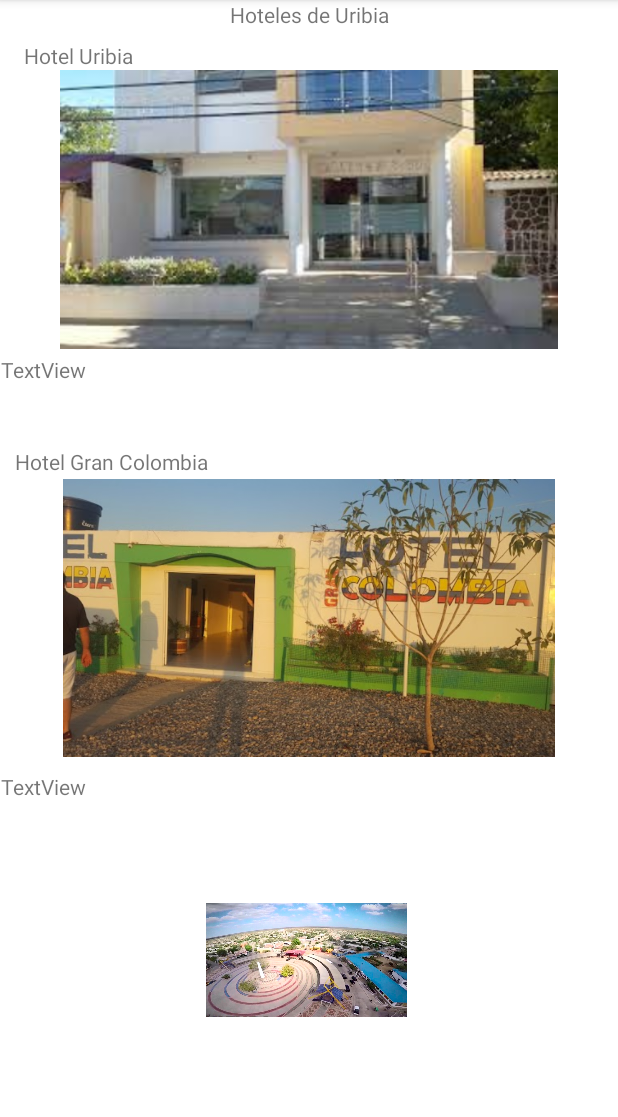
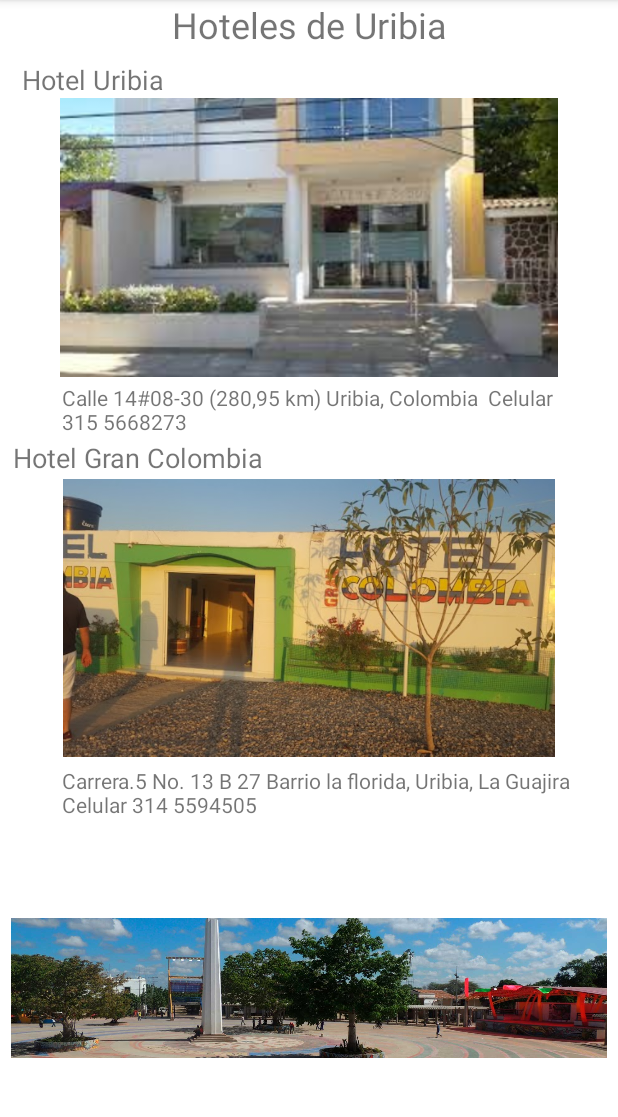
Before and after one commit to Edherrera/AppIchitki, an Android app: the MainActivity2 screen opened directly, with no data from a screen before it, after a tap on "VER MAS", on a phone screen of 412 x 824 dp, the part 84-1201 px from its top. Run offline under Robolectric (Android 15) with nearby library versions, the phone set to English and light mode, and no system bars.

Commit message:
se agrego banner en la tercera actividad

```diff
--- a/app/src/main/java/com/example/appichitki/MainActivity2.kt
+++ b/app/src/main/java/com/example/appichitki/MainActivity2.kt
@@ -22,6 +22,6 @@ class MainActivity2 : AppCompatActivity() {
         val secondIntent = Intent(this,MainActivity3::class.java)
         secondIntent.putExtra("MISDATOS", "El valor que quiero pasar a la otra actividad")
         startActivity(secondIntent)
-        Toast.makeText(this, "Bienvenido a Hoteles de Uribia!!!", Toast.LENGTH_LONG).show()
+        Toast.makeText(this, "Hoteles de Uribia!!!", Toast.LENGTH_LONG).show()
     }
 }
--- a/app/src/main/res/layout/activity_main3.xml
+++ b/app/src/main/res/layout/activity_main3.xml
@@ -11,6 +11,7 @@
         android:layout_width="wrap_content"
         android:layout_height="wrap_content"
         android:text="Hoteles de Uribia"
+        android:textSize="24sp"
         app:layout_constraintEnd_toEndOf="parent"
         app:layout_constraintStart_toStartOf="parent"
         app:layout_constraintTop_toTopOf="parent" />
@@ -21,6 +22,7 @@
         android:layout_height="wrap_content"
         android:layout_marginTop="8dp"
         android:text="Hotel Uribia"
+        android:textSize="18dp"
         app:layout_constraintEnd_toEndOf="parent"
         app:layout_constraintHorizontal_bias="0.047"
         app:layout_constraintStart_toStartOf="parent"
@@ -37,12 +39,12 @@
 
     <TextView
         android:id="@+id/textView9"
-        android:layout_width="397dp"
-        android:layout_height="49dp"
+        android:layout_width="327dp"
+        android:layout_height="37dp"
         android:layout_marginTop="4dp"
-        android:text="TextView"
+        android:text="Calle 14#08-30 (280,95 km) Uribia, Colombia  Celular  315 5668273"
         app:layout_constraintEnd_toEndOf="parent"
-        app:layout_constraintHorizontal_bias="0.036"
+        app:layout_constraintHorizontal_bias="0.487"
         app:layout_constraintStart_toStartOf="parent"
         app:layout_constraintTop_toBottomOf="@+id/imageView2" />
 
@@ -50,8 +52,8 @@
         android:id="@+id/textView11"
         android:layout_width="wrap_content"
         android:layout_height="wrap_content"
-        android:layout_marginTop="12dp"
         android:text="Hotel Gran Colombia"
+        android:textSize="18sp"
         app:layout_constraintEnd_toEndOf="parent"
         app:layout_constraintHorizontal_bias="0.036"
         app:layout_constraintStart_toStartOf="parent"
@@ -68,23 +70,23 @@
 
     <TextView
         android:id="@+id/textView13"
-        android:layout_width="397dp"
-        android:layout_height="43dp"
-        android:layout_marginTop="8dp"
-        android:text="TextView"
+        android:layout_width="348dp"
+        android:layout_height="38dp"
+        android:layout_marginTop="4dp"
+        android:text="Carrera.5 No. 13 B 27 Barrio la florida, Uribia, La Guajira Celular 314 5594505"
         app:layout_constraintEnd_toEndOf="parent"
-        app:layout_constraintHorizontal_bias="0.036"
+        app:layout_constraintHorizontal_bias="0.642"
         app:layout_constraintStart_toStartOf="parent"
         app:layout_constraintTop_toBottomOf="@+id/imageView5" />
 
     <ImageView
-        android:id="@+id/imageView6"
-        android:layout_width="143dp"
-        android:layout_height="76dp"
-        android:layout_marginTop="44dp"
+        android:id="@+id/imageView7"
+        android:layout_width="397dp"
+        android:layout_height="116dp"
+        app:layout_constraintBottom_toBottomOf="parent"
         app:layout_constraintEnd_toEndOf="parent"
-        app:layout_constraintHorizontal_bias="0.494"
         app:layout_constraintStart_toStartOf="parent"
         app:layout_constraintTop_toBottomOf="@+id/textView13"
-        app:srcCompat="@drawable/uribia" />
+        app:srcCompat="@drawable/banneruribia" />
+
 </androidx.constraintlayout.widget.ConstraintLayout>
```
Also changed, not shown: app/src/main/res/layout/activity_main2.xml (+9 -13 lines), app/src/main/res/drawable/banneruribia.jpg (added).
